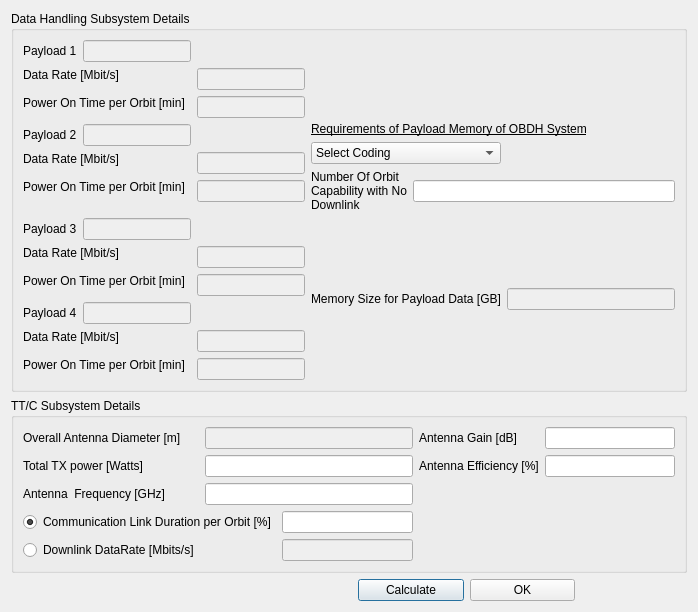
Qt form sta-src/SEM/DataCommGUI.ui (Dwarf-Planet-Project/SpaceDesignTool) before a commit.
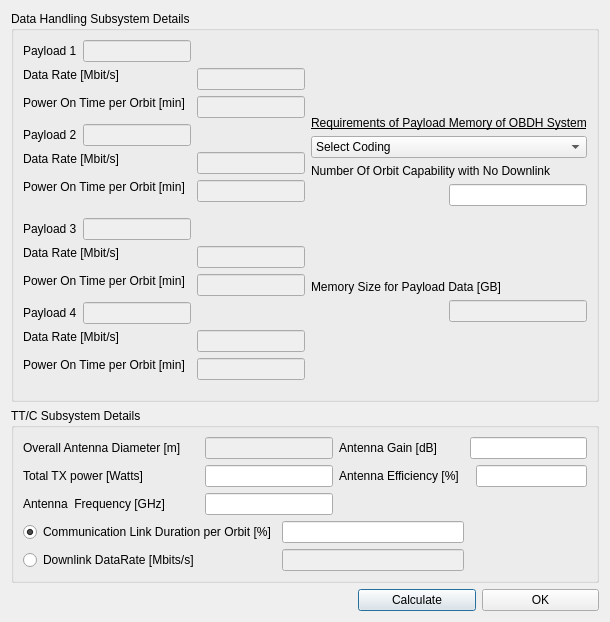
The same form after that commit.

What changed in the file:
```diff
--- a/sta-src/SEM/DataCommGUI.ui
+++ b/sta-src/SEM/DataCommGUI.ui
@@ -6,7 +6,7 @@
    <rect>
     <x>0</x>
     <y>0</y>
-    <width>686</width>
+    <width>569</width>
     <height>574</height>
    </rect>
   </property>
@@ -20,7 +20,7 @@
    <string>Dialog</string>
   </property>
   <layout class="QGridLayout" name="gridLayout_3">
-   <item row="0" column="0" colspan="4">
+   <item row="0" column="0" colspan="3">
     <widget class="QGroupBox" name="groupBox">
      <property name="sizePolicy">
       <sizepolicy hsizetype="MinimumExpanding" vsizetype="Fixed">
@@ -31,8 +31,8 @@
      <property name="title">
       <string>Data Handling Subsystem Details</string>
      </property>
-     <layout class="QGridLayout" name="gridLayout">
-      <item row="0" column="0" rowspan="4">
+     <layout class="QGridLayout" name="gridLayout_2">
+      <item row="0" column="0">
        <layout class="QFormLayout" name="formLayout_8">
         <item row="0" column="0">
          <layout class="QFormLayout" name="formLayout">
@@ -202,7 +202,9 @@
         </item>
        </layout>
       </item>
-      <item row="0" column="1" colspan="2">
+      <item row="0" column="1" rowspan="2">
+       <layout class="QVBoxLayout" name="verticalLayout_4">
+        <item>
        <spacer name="verticalSpacer_2">
         <property name="orientation">
          <enum>Qt::Vertical</enum>
@@ -215,7 +217,9 @@
         </property>
        </spacer>
       </item>
-      <item row="1" column="1" colspan="3">
+        <item>
+         <layout class="QVBoxLayout" name="verticalLayout_3">
+          <item>
        <widget class="QLabel" name="label_2">
         <property name="font">
          <font>
@@ -228,7 +232,7 @@
         </property>
        </widget>
       </item>
-      <item row="2" column="1" colspan="2">
+          <item>
        <widget class="QComboBox" name="CodingTypeComboBox">
         <item>
          <property name="text">
@@ -247,7 +251,9 @@
         </item>
        </widget>
       </item>
-      <item row="3" column="1">
+          <item>
+           <layout class="QVBoxLayout" name="verticalLayout">
+            <item>
        <widget class="QLabel" name="label">
         <property name="text">
          <string>Number Of Orbit Capability with No Downlink</string>
@@ -257,14 +263,110 @@
         </property>
        </widget>
       </item>
-      <item row="3" column="2" colspan="2">
+            <item>
+             <layout class="QHBoxLayout" name="horizontalLayout">
+              <item>
+               <spacer name="horizontalSpacer_6">
+                <property name="orientation">
+                 <enum>Qt::Horizontal</enum>
+                </property>
+                <property name="sizeHint" stdset="0">
+                 <size>
+                  <width>118</width>
+                  <height>20</height>
+                 </size>
+                </property>
+               </spacer>
+              </item>
+              <item>
        <widget class="QLineEdit" name="NumberOfOrbitWithNoLinkLineEdit">
         <property name="alignment">
          <set>Qt::AlignRight|Qt::AlignTrailing|Qt::AlignVCenter</set>
         </property>
        </widget>
       </item>
-      <item row="4" column="0">
+             </layout>
+            </item>
+           </layout>
+          </item>
+         </layout>
+        </item>
+        <item>
+         <spacer name="verticalSpacer">
+          <property name="orientation">
+           <enum>Qt::Vertical</enum>
+          </property>
+          <property name="sizeHint" stdset="0">
+           <size>
+            <width>20</width>
+            <height>40</height>
+           </size>
+          </property>
+         </spacer>
+        </item>
+        <item>
+         <layout class="QVBoxLayout" name="verticalLayout_2">
+          <item>
+           <widget class="QLabel" name="label_23">
+            <property name="sizePolicy">
+             <sizepolicy hsizetype="Fixed" vsizetype="Fixed">
+              <horstretch>0</horstretch>
+              <verstretch>0</verstretch>
+             </sizepolicy>
+            </property>
+            <property name="text">
+             <string>Memory Size for Payload Data [GB]</string>
+            </property>
+            <property name="indent">
+             <number>0</number>
+            </property>
+           </widget>
+          </item>
+          <item>
+           <layout class="QHBoxLayout" name="horizontalLayout_2">
+            <item>
+             <spacer name="horizontalSpacer_7">
+              <property name="orientation">
+               <enum>Qt::Horizontal</enum>
+              </property>
+              <property name="sizeHint" stdset="0">
+               <size>
+                <width>118</width>
+                <height>20</height>
+               </size>
+              </property>
+             </spacer>
+            </item>
+            <item>
+             <widget class="QLineEdit" name="DataHandlingMemorySizeLineEdit">
+              <property name="enabled">
+               <bool>false</bool>
+              </property>
+              <property name="alignment">
+               <set>Qt::AlignRight|Qt::AlignTrailing|Qt::AlignVCenter</set>
+              </property>
+             </widget>
+            </item>
+           </layout>
+          </item>
+         </layout>
+        </item>
+        <item>
+         <spacer name="verticalSpacer_3">
+          <property name="orientation">
+           <enum>Qt::Vertical</enum>
+          </property>
+          <property name="sizeHint" stdset="0">
+           <size>
+            <width>20</width>
+            <height>68</height>
+           </size>
+          </property>
+         </spacer>
+        </item>
+       </layout>
+      </item>
+      <item row="1" column="0">
        <layout class="QFormLayout" name="formLayout_9">
         <item row="0" column="0">
          <layout class="QFormLayout" name="formLayout_3">
@@ -440,41 +542,15 @@
         </item>
        </layout>
       </item>
-      <item row="4" column="1" colspan="2">
-       <widget class="QLabel" name="label_23">
-        <property name="sizePolicy">
-         <sizepolicy hsizetype="Fixed" vsizetype="Fixed">
-          <horstretch>0</horstretch>
-          <verstretch>0</verstretch>
-         </sizepolicy>
-        </property>
-        <property name="text">
-         <string>Memory Size for Payload Data [GB]</string>
-        </property>
-        <property name="indent">
-         <number>0</number>
-        </property>
-       </widget>
-      </item>
-      <item row="4" column="3">
-       <widget class="QLineEdit" name="DataHandlingMemorySizeLineEdit">
-        <property name="enabled">
-         <bool>false</bool>
-        </property>
-        <property name="alignment">
-         <set>Qt::AlignRight|Qt::AlignTrailing|Qt::AlignVCenter</set>
-        </property>
-       </widget>
-      </item>
      </layout>
     </widget>
    </item>
-   <item row="1" column="0" colspan="4">
+   <item row="1" column="0" colspan="3">
     <widget class="QGroupBox" name="groupBox_2">
      <property name="title">
       <string>TT/C Subsystem Details</string>
      </property>
-     <layout class="QGridLayout" name="gridLayout_2">
+     <layout class="QGridLayout" name="gridLayout">
       <item row="0" column="0">
        <widget class="QLabel" name="label_29">
         <property name="sizePolicy">
@@ -507,11 +583,11 @@
       <item row="0" column="3">
        <widget class="QLabel" name="label_7">
         <property name="text">
-         <string>Antenna Gain [dB]</string>
+         <string>Antenna Gain [dB]        </string>
         </property>
        </widget>
       </item>
-      <item row="0" column="4">
+      <item row="0" column="4" colspan="2">
        <widget class="QLineEdit" name="TTCAntennaGainLineEdit">
         <property name="alignment">
          <set>Qt::AlignRight|Qt::AlignTrailing|Qt::AlignVCenter</set>
@@ -544,14 +620,14 @@
         </property>
        </widget>
       </item>
-      <item row="1" column="3">
+      <item row="1" column="3" colspan="2">
        <widget class="QLabel" name="label_9">
         <property name="text">
          <string>Antenna Efficiency [%]</string>
         </property>
        </widget>
       </item>
-      <item row="1" column="4">
+      <item row="1" column="5">
        <widget class="QLineEdit" name="TTCAntennaEfficiencyLineEdit">
         <property name="alignment">
          <set>Qt::AlignRight|Qt::AlignTrailing|Qt::AlignVCenter</set>
@@ -585,7 +661,7 @@
         </property>
        </widget>
       </item>
-      <item row="3" column="2">
+      <item row="3" column="2" colspan="2">
        <widget class="QLineEdit" name="TTCLinkDurationLineEdit">
         <property name="alignment">
          <set>Qt::AlignRight|Qt::AlignTrailing|Qt::AlignVCenter</set>
@@ -599,7 +675,7 @@
         </property>
        </widget>
       </item>
-      <item row="4" column="2">
+      <item row="4" column="2" colspan="2">
        <widget class="QLineEdit" name="TTCLinkDataRateLineEdit">
         <property name="enabled">
          <bool>false</bool>
```
Lines whose indentation alone changed are shown as unchanged.
